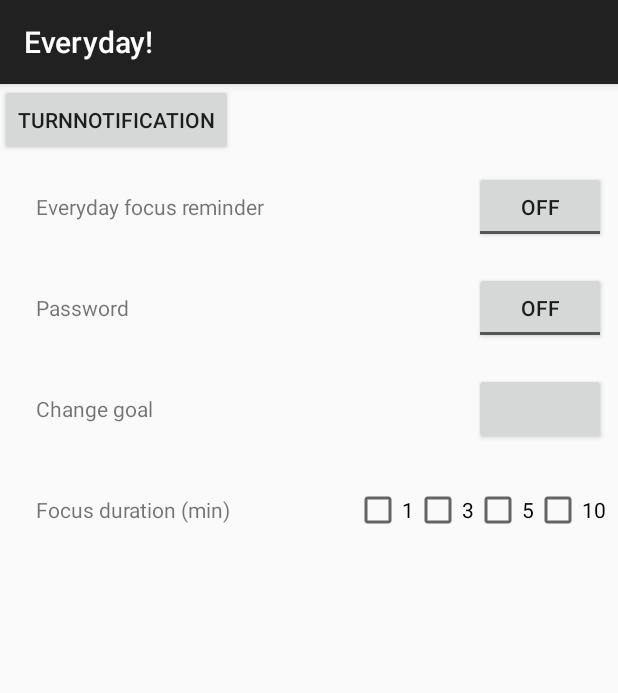
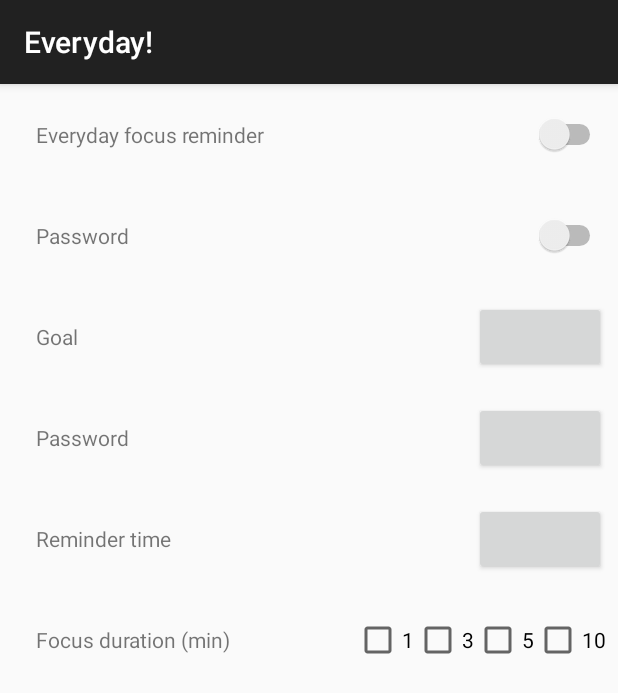
Before and after one commit to jstarczewski/everyday, an Android app: the SettingsFragment screen opened directly, with no data from a screen before it, on a phone screen of 412 x 824 dp. Shown: the top 693 px of the screen. Run offline under Robolectric (Android 15) with nearby library versions, the phone set to English and light mode, and no system bars; 1 statement that could not run was skipped.

Commit message:
More styling

```diff
--- a/app/src/main/java/com/clakestudio/pc/everyday/settings/SettingsFragment.java
+++ b/app/src/main/java/com/clakestudio/pc/everyday/settings/SettingsFragment.java
@@ -65,7 +65,7 @@ public class SettingsFragment extends Fragment implements SettingsContract.View
 
         View view = inflater.inflate(R.layout.fragment_settings, container, false);
 
-        btShowTimePicker = (Button) view.findViewById(R.id.btTurnOnOffNotification);
+//        btShowTimePicker = (Button) view.findViewById(R.id.btTurnOnOffNotification);
 
         return view;
     }
--- a/app/src/main/java/com/clakestudio/pc/everyday/utils/SplashActivity.java
+++ b/app/src/main/java/com/clakestudio/pc/everyday/utils/SplashActivity.java
@@ -23,10 +23,10 @@ public class SplashActivity extends AppCompatActivity {
         if (!settingsRepository.isInfoRead()) {
             startActivity(new Intent(this, InfoActivity.class));
         } else if (!settingsRepository.isGoalSet()) {
-            startActivity(new Intent(this, SettingsActivity.class));
+            startActivity(new Intent(this, SetGoalActivity.class));
         }
         else if(!settingsRepository.isPasswordSet()) {
-            startActivity(new Intent(this, CountdownActivity.class));
+            startActivity(new Intent(this, SettingsActivity.class));
         } else {
             startActivity(new Intent(this, ShowDaysActivity.class));
         }
--- a/app/src/main/res/layout/fragment_settings.xml
+++ b/app/src/main/res/layout/fragment_settings.xml
@@ -11,14 +11,8 @@
         android:layout_height="wrap_content"
         android:orientation="vertical">
 
-        <Button
-            android:id="@+id/btTurnOnOffNotification"
-            android:layout_width="wrap_content"
-            android:layout_height="wrap_content"
-            android:layout_gravity="start"
-            android:text="TurnNotification" />
-
         <android.support.constraint.ConstraintLayout
+            android:id="@+id/clFocusReminder"
             android:layout_width="match_parent"
             android:layout_height="wrap_content"
             android:layout_marginBottom="8dp"
@@ -31,12 +25,13 @@
                 android:layout_height="wrap_content"
                 android:layout_gravity="start"
                 android:padding="@dimen/fab_margin"
-                android:text="Everyday focus reminder"
+                android:text="@string/everyday_focus_reminder"
                 app:layout_constraintBottom_toBottomOf="parent"
                 app:layout_constraintStart_toStartOf="parent"
                 app:layout_constraintTop_toTopOf="parent" />
 
-            <ToggleButton
+            <Switch
+                android:id="@+id/sFocusReminder"
                 android:layout_width="wrap_content"
                 android:layout_height="wrap_content"
                 android:layout_gravity="end"
@@ -48,6 +43,7 @@
 
 
         <android.support.constraint.ConstraintLayout
+            android:id="@+id/clPassword"
             android:layout_width="match_parent"
             android:layout_height="wrap_content"
             android:layout_marginBottom="8dp"
@@ -60,12 +56,44 @@
                 android:layout_height="wrap_content"
                 android:layout_gravity="start"
                 android:padding="@dimen/fab_margin"
-                android:text="Password"
+                android:text="@string/password"
                 app:layout_constraintBottom_toBottomOf="parent"
                 app:layout_constraintStart_toStartOf="parent"
                 app:layout_constraintTop_toTopOf="parent" />
 
-            <ToggleButton
+            <Switch
+                android:id="@+id/sPassword"
+                android:layout_width="wrap_content"
+                android:layout_height="wrap_content"
+                android:layout_gravity="end"
+                app:layout_constraintBottom_toBottomOf="parent"
+                app:layout_constraintEnd_toEndOf="parent"
+                app:layout_constraintTop_toTopOf="parent" />
+
+
+        </android.support.constraint.ConstraintLayout>
+
+        <android.support.constraint.ConstraintLayout
+            android:id="@+id/clChangeGoal"
+            android:layout_width="match_parent"
+            android:layout_height="wrap_content"
+            android:layout_marginBottom="8dp"
+            android:layout_marginTop="8dp"
+            android:paddingEnd="8dp"
+            android:paddingStart="8dp">
+
+            <TextView
+                android:layout_width="wrap_content"
+                android:layout_height="wrap_content"
+                android:layout_gravity="start"
+                android:padding="@dimen/fab_margin"
+                android:text="@string/settings_goal"
+                app:layout_constraintBottom_toBottomOf="parent"
+                app:layout_constraintStart_toStartOf="parent"
+                app:layout_constraintTop_toTopOf="parent" />
+
+            <Button
+                android:id="@+id/btChangeGoal"
                 android:layout_width="wrap_content"
                 android:layout_height="wrap_content"
                 android:layout_gravity="end"
@@ -78,6 +106,7 @@
 
 
         <android.support.constraint.ConstraintLayout
+            android:id="@+id/clChangePassword"
             android:layout_width="match_parent"
             android:layout_height="wrap_content"
             android:layout_marginBottom="8dp"
@@ -90,12 +119,45 @@
                 android:layout_height="wrap_content"
                 android:layout_gravity="start"
                 android:padding="@dimen/fab_margin"
-                android:text="Change goal"
+                android:text="@string/password"
                 app:layout_constraintBottom_toBottomOf="parent"
                 app:layout_constraintStart_toStartOf="parent"
                 app:layout_constraintTop_toTopOf="parent" />
 
             <Button
+                android:id="@+id/btChangePassword"
+                android:layout_width="wrap_content"
+                android:layout_height="wrap_content"
+                android:layout_gravity="end"
+                app:layout_constraintBottom_toBottomOf="parent"
+                app:layout_constraintEnd_toEndOf="parent"
+                app:layout_constraintTop_toTopOf="parent" />
+
+
+        </android.support.constraint.ConstraintLayout>
+
+        <android.support.constraint.ConstraintLayout
+            android:id="@+id/clChangeReminderTime"
+            android:layout_width="match_parent"
+            android:layout_height="wrap_content"
+            android:layout_marginBottom="8dp"
+            android:layout_marginTop="8dp"
+            android:paddingEnd="8dp"
+            android:paddingStart="8dp">
+
+            <TextView
+                android:id="@+id/tvChangeReminderTime"
+                android:layout_width="wrap_content"
+                android:layout_height="wrap_content"
+                android:layout_gravity="start"
+                android:padding="@dimen/fab_margin"
+                android:text="@string/reminder_time"
+                app:layout_constraintBottom_toBottomOf="parent"
+                app:layout_constraintStart_toStartOf="parent"
+                app:layout_constraintTop_toTopOf="parent" />
+
+            <Button
+                android:id="@+id/btChangeReminderTime"
                 android:layout_width="wrap_content"
                 android:layout_height="wrap_content"
                 android:layout_gravity="end"
@@ -108,6 +170,7 @@
 
 
         <android.support.constraint.ConstraintLayout
+            android:id="@+id/clChangeFocusDurationTime"
             android:layout_width="match_parent"
             android:layout_height="wrap_content"
             android:layout_marginBottom="8dp"
@@ -121,7 +184,7 @@
                 android:layout_height="wrap_content"
                 android:layout_gravity="start"
                 android:padding="@dimen/fab_margin"
-                android:text="Focus duration (min)"
+                android:text="@string/focus_duration_min"
                 app:layout_constraintBottom_toBottomOf="parent"
                 app:layout_constraintStart_toStartOf="parent"
                 app:layout_constraintTop_toTopOf="parent" />
--- a/app/src/main/res/values/strings.xml
+++ b/app/src/main/res/values/strings.xml
@@ -22,4 +22,9 @@
     <string name="tap_to_procceed">tap to Procceed</string>
     <string name="enter_your_password_here">Enter your password here</string>
     <string name="incorrect_goal">Incorrect goal</string>
+    <string name="focus_duration_min">Focus duration (min)</string>
+    <string name="reminder_time">Reminder time</string>
+    <string name="settings_goal">Goal</string>
+    <string name="password">Password</string>
+    <string name="everyday_focus_reminder">Everyday focus reminder</string>
 </resources>
```
